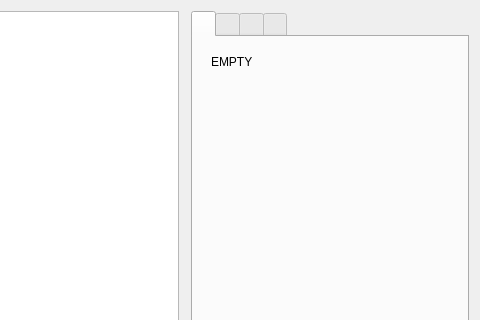
Above: arkhorclient/gui/ahmaingui.ui from kingnak/arkhor before the change; both pictures show x 218 to 698 and y 0 to 320 of the 698 by 595 pixel window. Below: the same form after it.
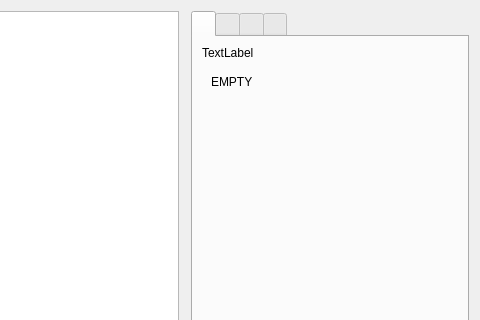
That is the form after the change. The open tabs and pages were chosen to show the change. Icons and pictures are not drawn. Custom widgets are drawn as their Qt base class.

Commit message: Display phase in UI

Diff of the .ui file:
```diff
--- a/arkhorclient/gui/ahmaingui.ui
+++ b/arkhorclient/gui/ahmaingui.ui
@@ -117,6 +117,13 @@
          <string/>
         </attribute>
         <layout class="QVBoxLayout" name="verticalLayout_8">
+         <item>
+          <widget class="QLabel" name="lblPhase">
+           <property name="text">
+            <string>TextLabel</string>
+           </property>
+          </widget>
+         </item>
          <item>
           <widget class="QStackedWidget" name="stkInteraction">
            <property name="currentIndex">
```
Left out of the diff: 2 changed lines with no effect on the pictures. The commit also changes 14 other files.
